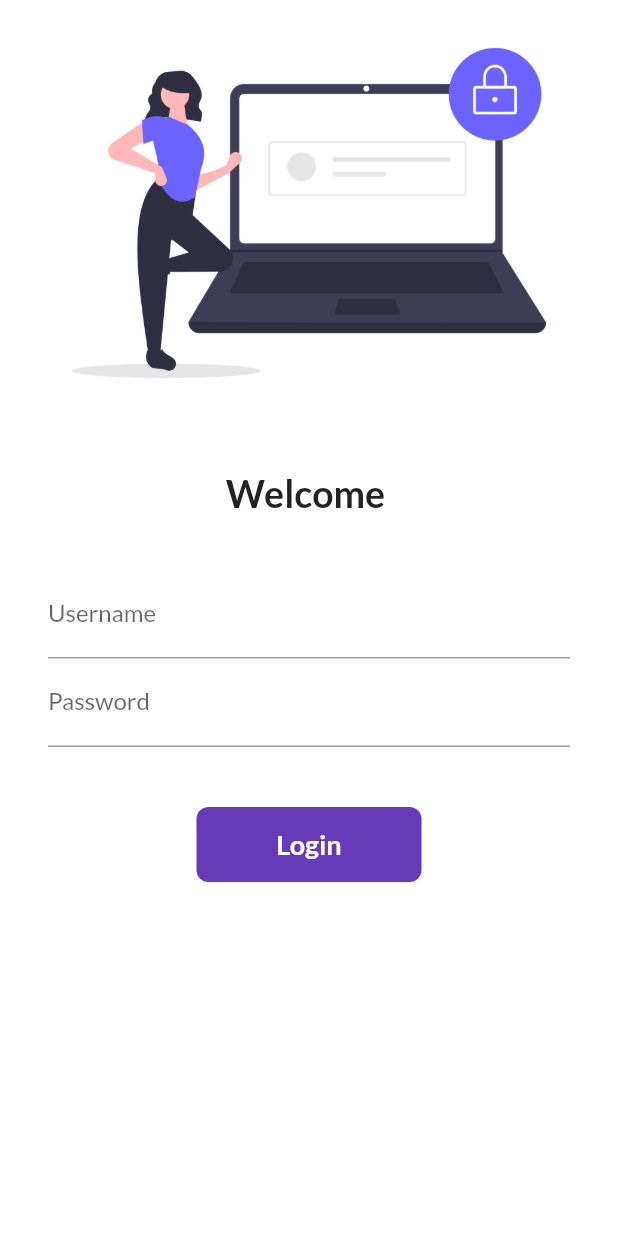
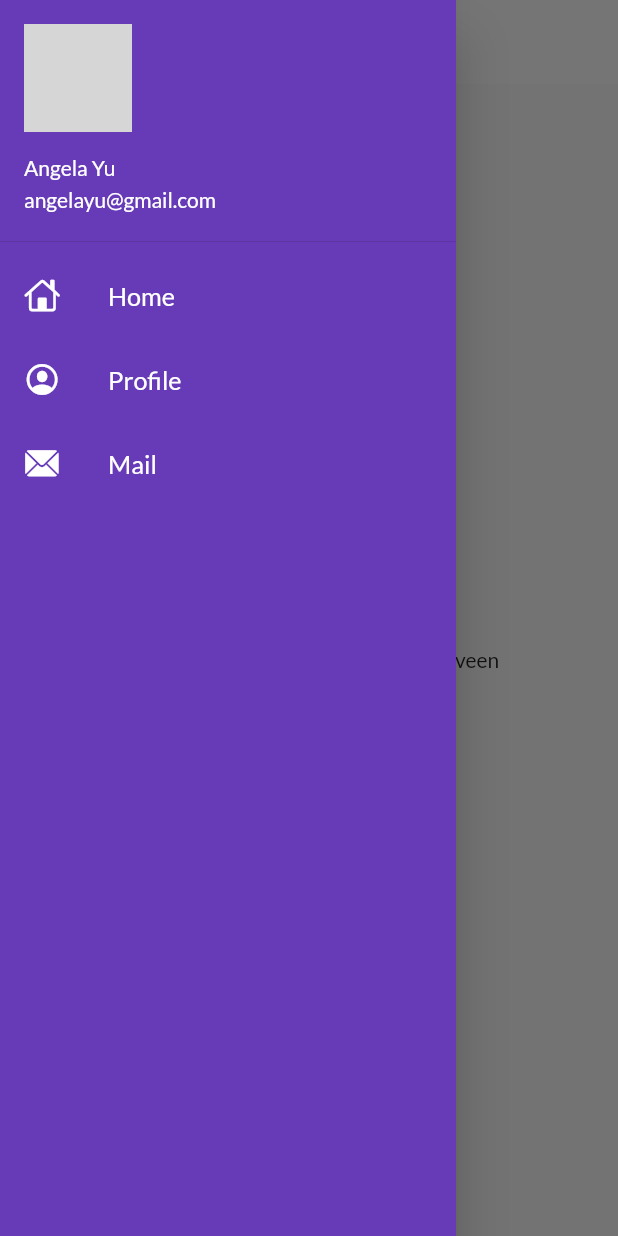
Before and after one commit to praveenmaurya09/30DaysOfFlutter, a Flutter app: the screen it shows after launch, with the side drawer open (before the commit the screen has no drawer), on a phone screen of 412 x 824 dp. Run offline on Flutter 3.47's test engine with Material 2 defaults, Android fonts, the phone set to English and light mode, and no system bars; our stand-ins replace google_fonts; network calls fail; grey boxes are pictures that could not be loaded.

Commit message:
Day-11 Completed

```diff
--- a/lib/main.dart
+++ b/lib/main.dart
@@ -2,6 +2,7 @@ import 'package:flutter/material.dart';
 import 'package:flutter_catalog/pages/home_page.dart';
 import 'package:flutter_catalog/pages/login_page.dart';
 import 'package:flutter_catalog/utils/routes.dart';
+import 'package:flutter_catalog/widgets/themes.dart';
 import 'package:google_fonts/google_fonts.dart';
 
 void main(){
@@ -16,14 +17,10 @@ class MyApp extends StatelessWidget {
     return MaterialApp(
       // home: HomePage(),
       themeMode: ThemeMode.light,
-      theme: ThemeData(
-        primarySwatch: Colors.deepPurple,
-        fontFamily: GoogleFonts.lato().fontFamily,
-      ),
-      darkTheme: ThemeData(
-        brightness: Brightness.dark,
-      ),
-      initialRoute: "/",
+      theme: MyTheme.lightTheme(context),
+      darkTheme: MyTheme.darkTheme(context),
+      debugShowCheckedModeBanner: false,
+      initialRoute: MyRoutes.homeRoute,
       routes: {
         "/":(context) => LoginPage(),
         MyRoutes.homeRoute:(context) => HomePage(),
--- a/lib/pages/home_page.dart
+++ b/lib/pages/home_page.dart
@@ -1,4 +1,5 @@
 import 'package:flutter/material.dart';
+import 'package:flutter_catalog/widgets/drawer.dart';
 
 class HomePage extends StatelessWidget {
    final int days = 30;
@@ -8,12 +9,18 @@ class HomePage extends StatelessWidget {
   Widget build(BuildContext context) {
     return Scaffold(
       appBar: AppBar(
-        title: Text("Catalog App"),
+        title: Text("Catalog App",
+        style: TextStyle(
+            color: Colors.black
+        ),
+      ),
       ),
       body: Center(
-        child: Text('Welcome to $days days of Flutter by $name'),
+       child: Container(
+         child: Text('Welcome to $days days of Flutter by $name'),
+       ),
       ),
-      drawer: Drawer(),
+      drawer: MyDrawer(),
     );
   }
 }
--- a/lib/widgets/drawer.dart
+++ b/lib/widgets/drawer.dart
@@ -0,0 +1,68 @@
+import 'package:flutter/cupertino.dart';
+import 'package:flutter/material.dart';
+
+class MyDrawer extends StatelessWidget {
+  const MyDrawer({Key? key}) : super(key: key);
+
+  @override
+  Widget build(BuildContext context) {
+    final imageURL = "https://miro.medium.com/max/2400/1*8OkdLpw_7VokmSrzwXLnbg.jpeg";
+    return Drawer(
+      child: Container(
+        color: Colors.deepPurple,
+        child: ListView(
+          padding: EdgeInsets.zero,
+          children: [
+            DrawerHeader(
+              padding: EdgeInsets.zero,
+              child: UserAccountsDrawerHeader(
+                margin: EdgeInsets.zero,
+                accountName: Text("Angela Yu"),
+                accountEmail: Text("angelayu@gmail.com"),
+                currentAccountPicture: CircleAvatar(
+                  backgroundImage: NetworkImage(imageURL),
+                )
+            ),
+            ),
+            ListTile(
+              leading: Icon(
+                CupertinoIcons.home,
+                color: Colors.white,
+              ),
+              title: Text("Home",
+              textScaleFactor: 1.2,
+              style: TextStyle(
+                color: Colors.white,
+              ),
+              ),
+            ),
+            ListTile(
+              leading: Icon(
+                CupertinoIcons.profile_circled,
+                color: Colors.white,
+              ),
+              title: Text("Profile",
+                textScaleFactor: 1.2,
+                style: TextStyle(
+                  color: Colors.white,
+                ),
+              ),
+            ),
+            ListTile(
+              leading: Icon(
+                CupertinoIcons.mail_solid,
+                color: Colors.white,
+              ),
+              title: Text("Mail",
+                textScaleFactor: 1.2,
+                style: TextStyle(
+                  color: Colors.white,
+                ),
+              ),
+            )
+          ],
+        ),
+      ),
+    );
+  }
+}
--- a/lib/widgets/themes.dart
+++ b/lib/widgets/themes.dart
@@ -0,0 +1,19 @@
+import 'package:flutter/material.dart';
+import 'package:google_fonts/google_fonts.dart';
+
+class MyTheme{
+  static ThemeData lightTheme(BuildContext context) => ThemeData(
+    primarySwatch: Colors.deepPurple,
+    fontFamily: GoogleFonts.lato().fontFamily,
+    appBarTheme: AppBarTheme(
+      color: Colors.white,
+      elevation: 0.0,
+      iconTheme: IconThemeData(color: Colors.black),
+      textTheme: Theme.of(context).textTheme,
+    ),
+  );
+
+  static ThemeData darkTheme(BuildContext context) => ThemeData(
+    brightness: Brightness.dark,
+  );
+}
```
Also changed, not shown: lib/models/catalog.dart (+23 -0 lines), lib/pages/login_page.dart (+5 -8 lines).
